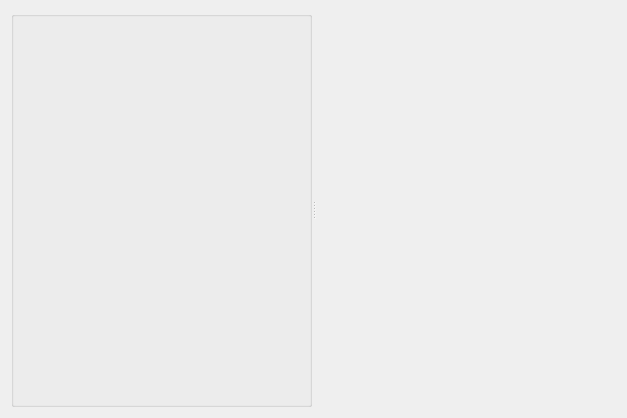
The window that mtg_proxy_printer/resources/ui/page_config_container.ui (luziferius/MTGProxyPrinter) describes before a commit, drawn with Qt 5.
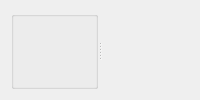
The same window after the commit. Custom widgets are drawn as their Qt base class.

Commit message:
PageConfigContainer.ui: Remove window title and geometry information.
FossilOrigin-Name: 59482a242d0315073004bc14766f111e122e2e3049d5dbb9f06e9449a4616536

Diff of the .ui file:
```diff
--- a/mtg_proxy_printer/resources/ui/page_config_container.ui
+++ b/mtg_proxy_printer/resources/ui/page_config_container.ui
@@ -2,17 +2,6 @@
 <ui version="4.0">
  <class>PageConfigContainer</class>
  <widget class="QWidget" name="PageConfigContainer">
-  <property name="geometry">
-   <rect>
-    <x>0</x>
-    <y>0</y>
-    <width>627</width>
-    <height>418</height>
-   </rect>
-  </property>
-  <property name="windowTitle">
-   <string>Form</string>
-  </property>
   <layout class="QVBoxLayout" name="verticalLayout">
    <item>
     <widget class="QSplitter" name="splitter">
```
The commit also changes 1 other file.
